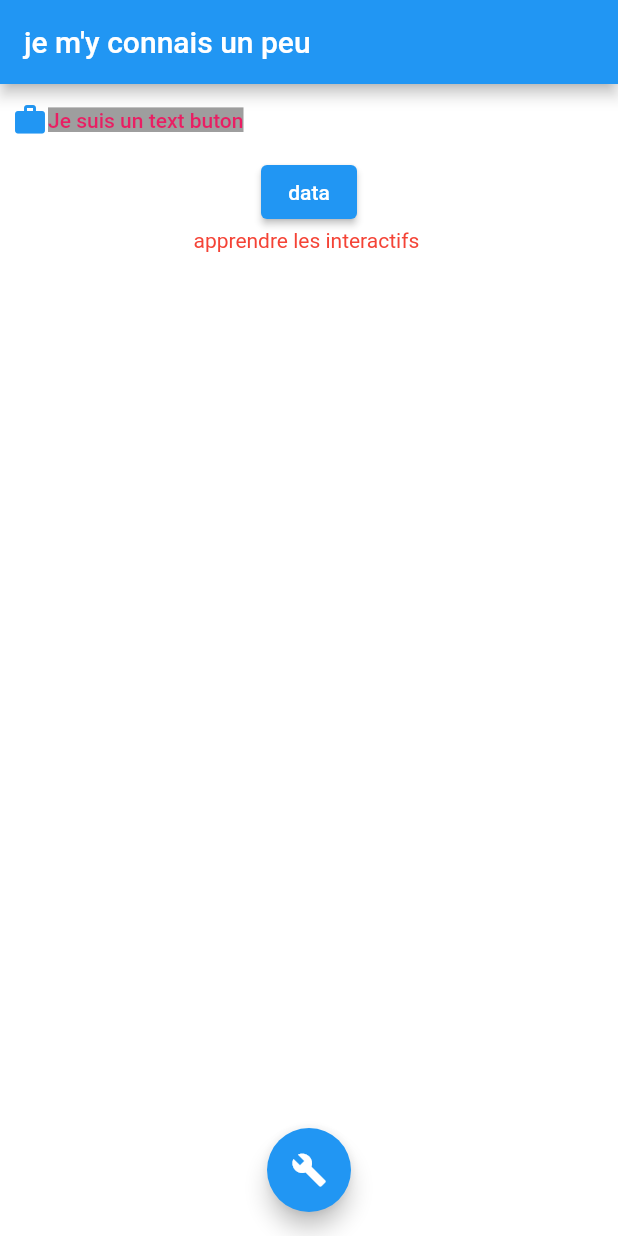
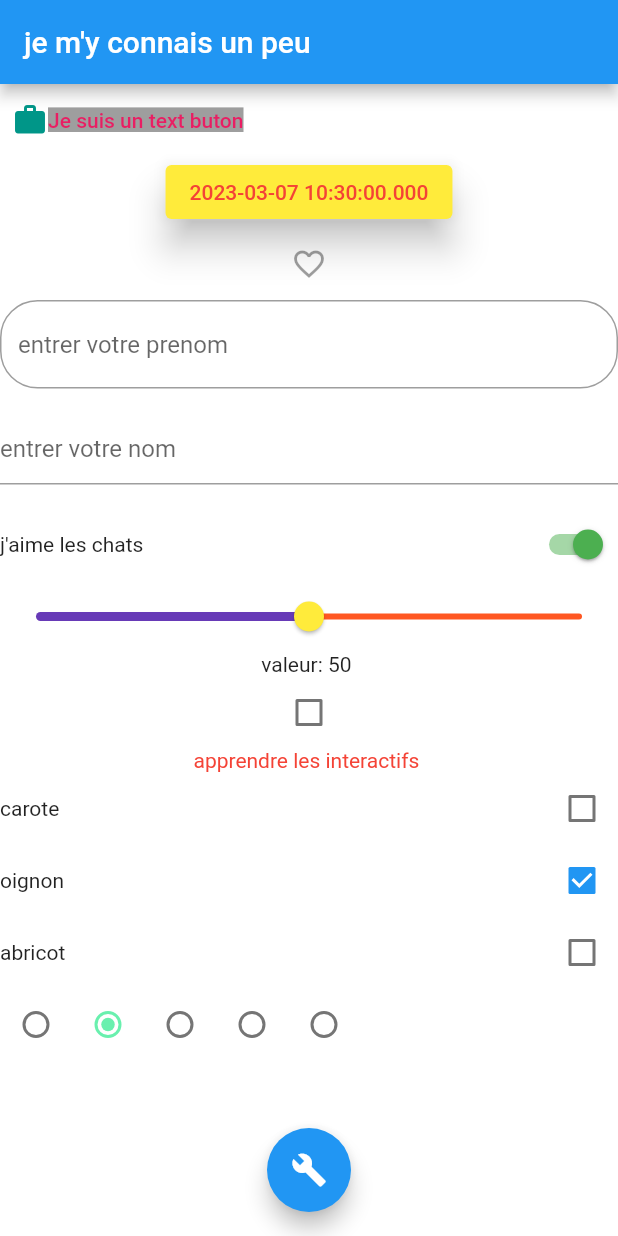
Before and after one commit to FranckObite/ChallengeSection12, a Flutter app: the screen it shows after launch, on a phone screen of 412 x 824 dp. Run offline on Flutter 3.47's test engine with Material 2 defaults, Android fonts, the phone set to English and light mode, and no system bars.

Commit message:
commit du mardi 07 mars203

```diff
--- a/lib/interactif_Page.dart
+++ b/lib/interactif_Page.dart
@@ -11,17 +11,35 @@ class _InteractifPageState extends State<InteractifPage> {
   Color background = Colors.white;
   Color textofColor = Colors.red;
   bool textButon = true;
+  IconData monIconnn = Icons.favorite;
+  String prenom = '';
+  late TextEditingController controller;
+  bool SwitchValue = true;
+  double sliderValue = 50;
+  bool check = false;
+  Map<String, bool> courses = {
+    'carote': false,
+    'oignon': true,
+    'abricot': false,
+  };
+
+  int groupeValue = 1;
+  DateTime initialDate =
+      DateTime.now(); /* datetime est une classe qui exite dans material dart */
 
   @override
   void initState() {
     // TODO: implement initState
     super.initState();
+    /* initialiser le controller */
+    controller = TextEditingController();
     //initialiser la base
     //tous ce que l'on va faire pendant l'initialisation du widget
   }
 
   @override
   void dispose() {
+    controller.dispose(); /* souhaiter que le controller soit nul a la fin */
     // TODO: implement dispose
     super.dispose();
     //tous ce que l'on va faire quand le widget sera supprimer
@@ -45,16 +63,109 @@ class _InteractifPageState extends State<InteractifPage> {
                 textButtonText(),
               ],
             ),
+            style: TextButton.styleFrom(
+              foregroundColor: Colors.teal,
+            ),
           ),
           ElevatedButton(
-              onPressed: () {
-                print('salut');
-              },
-              child: const Text("data")),
+            onPressed: (() => showDate(context)),
+            child: Text(
+              "$initialDate",
+              style: TextStyle(color: Colors.red),
+            ),
+            onLongPress: () {
+              print('Appui lonnnng');
+            },
+            style: ElevatedButton.styleFrom(
+              backgroundColor: Colors.yellow,
+              elevation: 10,
+            ),
+          ),
+          IconButton(
+              onPressed: setIcon(),
+              icon: Icon(monIconnn),
+              splashColor: Colors.pinkAccent,
+              color: Colors.amber),
+          TextField(
+            obscureText: true,
+            decoration: InputDecoration(
+                hintText: 'entrer votre prenom',
+                border: OutlineInputBorder(
+                    borderRadius: BorderRadius.circular(25))),
+            /* pour cacher le text entrer, comme les mots de pass */
+            /* keyboardType: TextInputType.phone, */
+            keyboardType: TextInputType.number,
+            //changer imediatement la valeur du text
+            /* onChanged: (newString) {
+              setState(() {
+                prenom = newString;
+              });
+            },
+             */
+            onSubmitted: (newString) {
+              setState(() {
+                prenom = newString;
+              });
+            },
+          ),
+          Text(prenom),
+          TextField(
+            controller: controller,
+            decoration: InputDecoration(hintText: 'entrer votre nom'),
+            onChanged: (newValue) {
+              setState(() {});
+            },
+          ),
+          Text(controller.text),
+          Row(
+            mainAxisSize: MainAxisSize.max,
+            mainAxisAlignment: MainAxisAlignment.spaceBetween,
+            children: [
+              Text((SwitchValue)
+                  ? "j'aime les chats"
+                  : "les chats sont demoniaques"),
+              Switch(
+                  activeColor: Colors.green,
+                  inactiveTrackColor: Colors.red,
+                  inactiveThumbColor: Colors.blue,
+                  value: SwitchValue,
+                  onChanged: ((bool) {
+                    setState(() {
+                      SwitchValue = bool;
+                    });
+                  })),
+            ],
+          ),
+          Slider(
+            value: sliderValue,
+            min: 0.0,
+            max: 100.0,
+            onChanged: (newValue) {
+              setState(() {
+                sliderValue = newValue;
+              });
+            },
+            inactiveColor: Colors.deepOrange,
+            activeColor: Colors.deepPurple,
+            thumbColor: Colors.yellow,
+          ),
+          Text("valeur: ${sliderValue.toInt()} "),
+          Checkbox(
+            value: check,
+            onChanged: (newBoool) {
+              setState(() {
+                check = newBoool ?? false; /* une optionnel */
+              });
+            },
+            checkColor: Colors.greenAccent,
+            activeColor: Colors.blueGrey,
+          ),
           Text(
             "apprendre les interactifs ",
             style: TextStyle(color: textofColor),
-          )
+          ),
+          checks(),
+          radios(),
         ],
       )),
       floatingActionButton: FloatingActionButton(
@@ -92,4 +203,69 @@ class _InteractifPageState extends State<InteractifPage> {
       style: TextStyle(color: Colors.pink, backgroundColor: Colors.grey),
     );
   }
+
+  setIcon() {
+    setState(() {
+      monIconnn = (monIconnn == Icons.favorite)
+          ? Icons.favorite_border
+          : Icons.favorite;
+    });
+  }
+
+  Column checks() {
+    List<Widget> items = [];
+    courses.forEach((course, achete) {
+      Widget row = Row(
+        mainAxisAlignment: MainAxisAlignment.spaceBetween,
+        mainAxisSize: MainAxisSize.max,
+        children: [
+          Text(course),
+          Checkbox(
+              value: achete,
+              onChanged: ((newValue) {
+                setState(() {
+                  courses[course] =
+                      newValue ?? false; /* new value optionnelle ajoutter ?? */
+                });
+              }))
+        ],
+      );
+      items.add(row);
+    });
+    return Column(children: items);
+  }
+
+  Row radios() {
+    List<Widget> radios = [];
+    for (var i = 0; i < 5; i++) {
+      Radio r = Radio(
+          activeColor: Colors.greenAccent,
+          value: i,
+          groupValue: groupeValue,
+          onChanged: ((newValue) {
+            setState(() {
+              groupeValue = newValue as int;
+            });
+          }));
+      radios.add(r);
+    }
+    return Row(children: radios);
+  }
+
+  //fonction montrant la date
+  showDate(BuildContext context) {
+    showDatePicker(
+      context: context,
+      initialDate: initialDate,
+      firstDate: DateTime(1978),
+      lastDate: DateTime(2090),
+    ).then((value) => {
+          if (value != null)
+            {
+              setState(() {
+                initialDate = value;
+              })
+            }
+        });
+  }
 }
```
